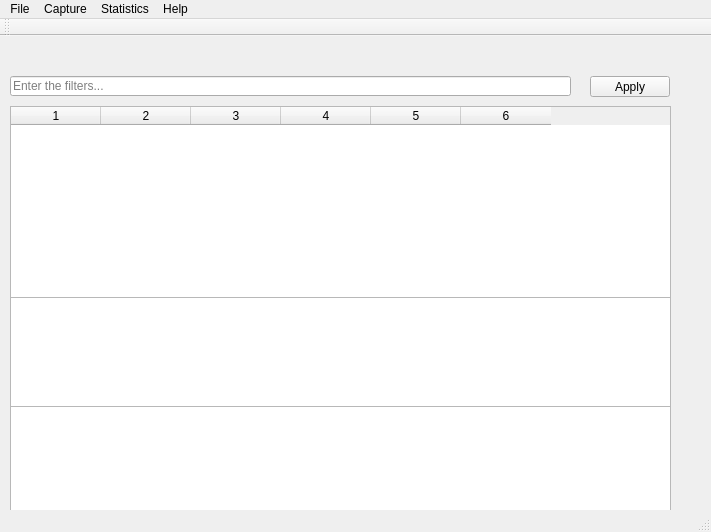
The window that mainwindow.ui (j4ckstraw/mSniffer) describes before a commit, drawn with Qt 5.
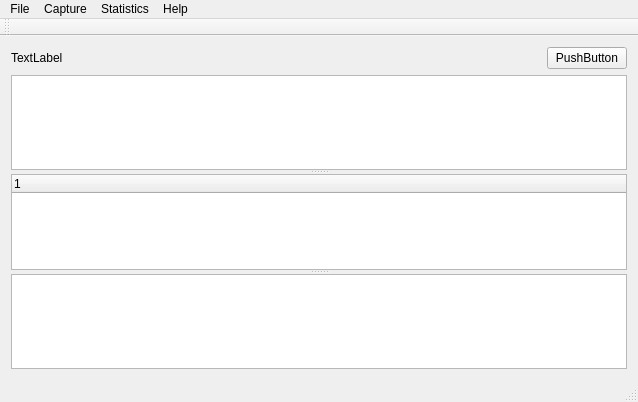
The same window after the commit. Icons and pictures are not drawn.

```diff
--- a/mainwindow.ui
+++ b/mainwindow.ui
@@ -6,250 +6,63 @@
    <rect>
     <x>0</x>
     <y>0</y>
-    <width>711</width>
-    <height>532</height>
+    <width>638</width>
+    <height>402</height>
    </rect>
   </property>
   <property name="windowTitle">
    <string>MainWindow</string>
   </property>
   <widget class="QWidget" name="centralWidget">
-   <widget class="QPushButton" name="startbutton">
-    <property name="geometry">
-     <rect>
-      <x>10</x>
-      <y>0</y>
-      <width>32</width>
-      <height>32</height>
-     </rect>
-    </property>
-    <property name="toolTip">
-     <string>Start capture</string>
-    </property>
-    <property name="statusTip">
-     <string>Start capture</string>
-    </property>
-    <property name="text">
-     <string/>
-    </property>
-    <property name="icon">
-     <iconset resource="resource.qrc">
-      <normaloff>:/icons/play.ico</normaloff>:/icons/play.ico</iconset>
-    </property>
-    <property name="iconSize">
-     <size>
-      <width>32</width>
-      <height>32</height>
-     </size>
-    </property>
-    <property name="flat">
-     <bool>true</bool>
-    </property>
-   </widget>
-   <widget class="QPushButton" name="stopbutton">
-    <property name="geometry">
-     <rect>
-      <x>90</x>
-      <y>0</y>
-      <width>32</width>
-      <height>32</height>
-     </rect>
-    </property>
-    <property name="toolTip">
-     <string>Stop capture</string>
-    </property>
-    <property name="statusTip">
-     <string>Stop capture</string>
-    </property>
-    <property name="text">
-     <string/>
-    </property>
-    <property name="icon">
-     <iconset resource="resource.qrc">
-      <normaloff>:/icons/stop.ico</normaloff>:/icons/stop.ico</iconset>
-    </property>
-    <property name="iconSize">
-     <size>
-      <width>32</width>
-      <height>32</height>
-     </size>
-    </property>
-    <property name="flat">
-     <bool>true</bool>
-    </property>
-   </widget>
-   <widget class="QPushButton" name="restartbutton">
-    <property name="geometry">
-     <rect>
-      <x>130</x>
-      <y>0</y>
-      <width>32</width>
-      <height>32</height>
-     </rect>
-    </property>
-    <property name="toolTip">
-     <string>Restart capture</string>
-    </property>
-    <property name="statusTip">
-     <string>Restart capture</string>
-    </property>
-    <property name="text">
-     <string/>
-    </property>
-    <property name="icon">
-     <iconset resource="resource.qrc">
-      <normaloff>:/icons/replay.ico</normaloff>:/icons/replay.ico</iconset>
-    </property>
-    <property name="iconSize">
-     <size>
-      <width>32</width>
-      <height>32</height>
-     </size>
-    </property>
-    <property name="flat">
-     <bool>true</bool>
-    </property>
-   </widget>
-   <widget class="QPushButton" name="pausebutton">
-    <property name="geometry">
-     <rect>
-      <x>50</x>
-      <y>0</y>
-      <width>32</width>
-      <height>32</height>
-     </rect>
-    </property>
-    <property name="toolTip">
-     <string>Pause capture</string>
-    </property>
-    <property name="statusTip">
-     <string>Pause capture</string>
-    </property>
-    <property name="text">
-     <string/>
-    </property>
-    <property name="icon">
-     <iconset resource="resource.qrc">
-      <normaloff>:/icons/pause.ico</normaloff>:/icons/pause.ico</iconset>
-    </property>
-    <property name="iconSize">
-     <size>
-      <width>32</width>
-      <height>32</height>
-     </size>
-    </property>
-    <property name="flat">
-     <bool>true</bool>
-    </property>
-   </widget>
-   <widget class="QTextEdit" name="detailsview">
-    <property name="geometry">
-     <rect>
-      <x>10</x>
-      <y>370</y>
-      <width>661</width>
-      <height>111</height>
-     </rect>
-    </property>
-    <property name="readOnly">
-     <bool>true</bool>
-    </property>
-   </widget>
-   <widget class="QTreeView" name="treeView">
-    <property name="geometry">
-     <rect>
-      <x>10</x>
-      <y>260</y>
-      <width>661</width>
-      <height>111</height>
-     </rect>
-    </property>
-   </widget>
-   <widget class="QTableWidget" name="packetlist">
-    <property name="geometry">
-     <rect>
-      <x>10</x>
-      <y>70</y>
-      <width>661</width>
-      <height>192</height>
-     </rect>
-    </property>
-    <property name="sizePolicy">
-     <sizepolicy hsizetype="Expanding" vsizetype="Expanding">
-      <horstretch>0</horstretch>
-      <verstretch>0</verstretch>
-     </sizepolicy>
-    </property>
-    <property name="sortingEnabled">
-     <bool>false</bool>
-    </property>
-    <property name="columnCount">
-     <number>6</number>
-    </property>
-    <attribute name="horizontalHeaderDefaultSectionSize">
-     <number>90</number>
-    </attribute>
-    <attribute name="horizontalHeaderShowSortIndicator" stdset="0">
-     <bool>false</bool>
-    </attribute>
-    <attribute name="verticalHeaderVisible">
-     <bool>false</bool>
-    </attribute>
-    <attribute name="verticalHeaderShowSortIndicator" stdset="0">
-     <bool>true</bool>
-    </attribute>
-    <column/>
-    <column/>
-    <column/>
-    <column/>
-    <column/>
-    <column/>
-   </widget>
-   <widget class="QPushButton" name="applybutton">
-    <property name="geometry">
-     <rect>
-      <x>590</x>
-      <y>40</y>
-      <width>80</width>
-      <height>21</height>
-     </rect>
-    </property>
-    <property name="toolTip">
-     <string>Apply filters</string>
-    </property>
-    <property name="text">
-     <string>Apply</string>
-    </property>
-   </widget>
-   <widget class="QLineEdit" name="filtersedit">
-    <property name="geometry">
-     <rect>
-      <x>10</x>
-      <y>40</y>
-      <width>561</width>
-      <height>20</height>
-     </rect>
-    </property>
-    <property name="statusTip">
-     <string/>
-    </property>
-    <property name="inputMask">
-     <string/>
-    </property>
-    <property name="text">
-     <string/>
-    </property>
-    <property name="placeholderText">
-     <string>Enter the filters...</string>
-    </property>
-   </widget>
+   <layout class="QVBoxLayout" name="verticalLayout">
+    <item>
+     <layout class="QHBoxLayout" name="horizontalLayout">
+      <item>
+       <widget class="QLabel" name="label">
+        <property name="text">
+         <string>TextLabel</string>
+        </property>
+       </widget>
+      </item>
+      <item>
+       <widget class="QPushButton" name="pushButton">
+        <property name="sizePolicy">
+         <sizepolicy hsizetype="Fixed" vsizetype="Fixed">
+          <horstretch>0</horstretch>
+          <verstretch>0</verstretch>
+         </sizepolicy>
+        </property>
+        <property name="text">
+         <string>PushButton</string>
+        </property>
+       </widget>
+      </item>
+     </layout>
+    </item>
+    <item>
+     <widget class="QSplitter" name="splitter">
+      <property name="orientation">
+       <enum>Qt::Vertical</enum>
+      </property>
+      <widget class="QTableWidget" name="tableWidget"/>
+      <widget class="QTreeWidget" name="treeWidget">
+       <column>
+        <property name="text">
+         <string notr="true">1</string>
+        </property>
+       </column>
+      </widget>
+      <widget class="QListWidget" name="listWidget"/>
+     </widget>
+    </item>
+   </layout>
   </widget>
   <widget class="QMenuBar" name="menuBar">
    <property name="geometry">
     <rect>
      <x>0</x>
      <y>0</y>
-     <width>711</width>
+     <width>638</width>
      <height>21</height>
     </rect>
    </property>
```
Left out of the diff: 14 changed lines with no effect on the pictures.
